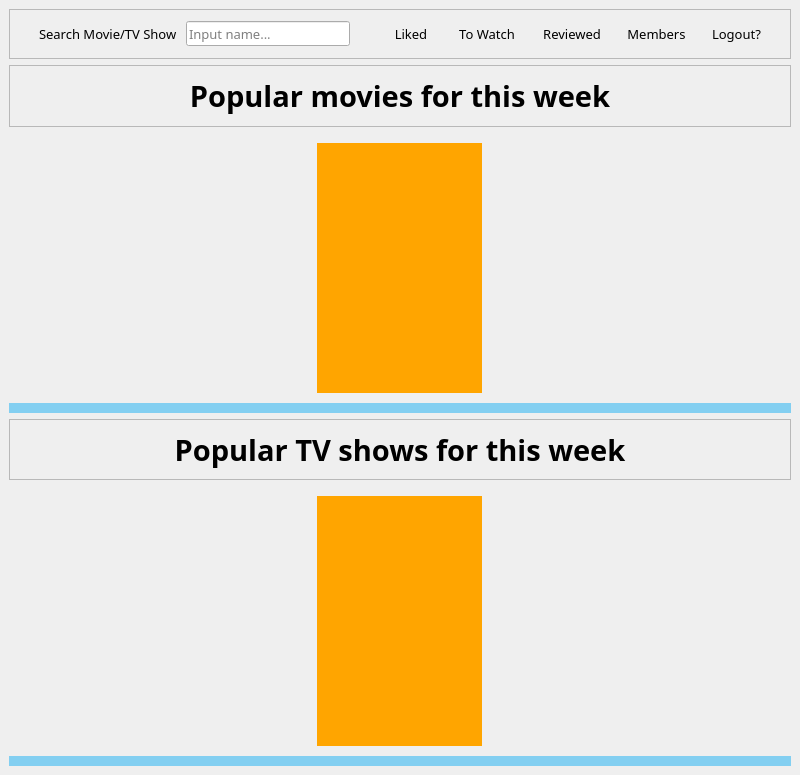
Above: ui/choose-titles-page.ui from xbryan25/movie-tvshow-review-app before the change. Below: the same form after it.
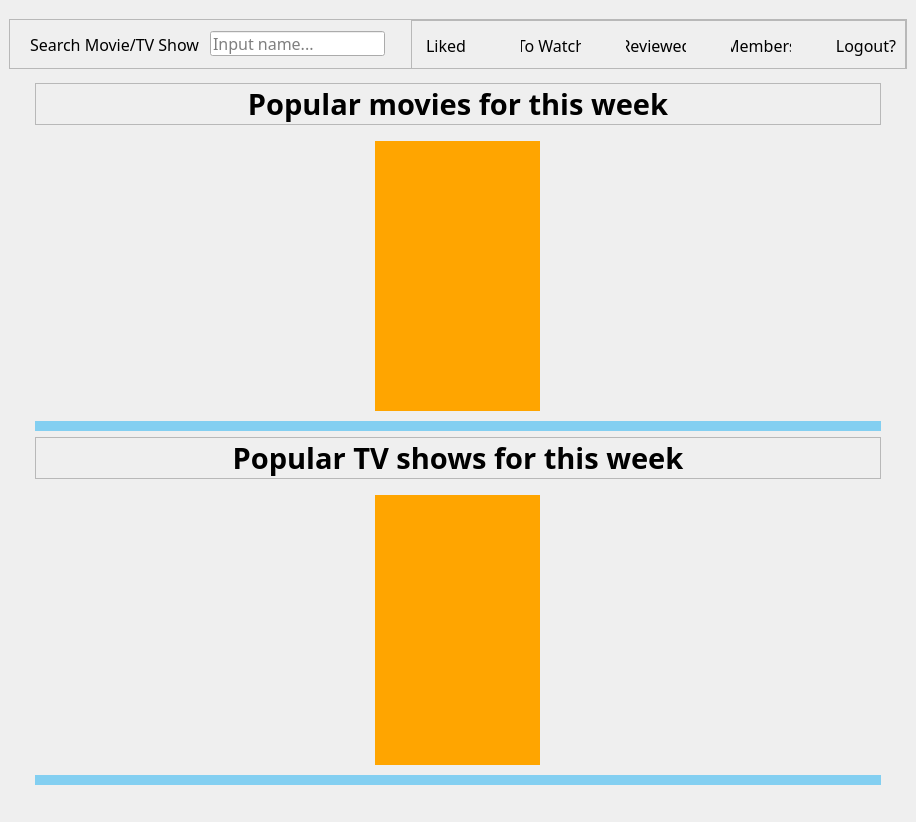
That is the form after the change.

Commit message: Made 'Choose a Movie or TV Show' window be able to go into full screen, set current working directory to 'main'

What changed in the file:
```diff
--- a/ui/choose-titles-page.ui
+++ b/ui/choose-titles-page.ui
@@ -6,28 +6,396 @@
    <rect>
     <x>0</x>
     <y>0</y>
-    <width>800</width>
-    <height>775</height>
+    <width>906</width>
+    <height>822</height>
    </rect>
   </property>
   <property name="minimumSize">
    <size>
-    <width>800</width>
-    <height>775</height>
+    <width>0</width>
+    <height>0</height>
    </size>
   </property>
   <property name="maximumSize">
    <size>
-    <width>800</width>
-    <height>769</height>
+    <width>16777215</width>
+    <height>16777215</height>
    </size>
   </property>
   <property name="windowTitle">
    <string>Choose a Movie or a TV Show</string>
   </property>
   <widget class="QWidget" name="centralwidget">
-   <layout class="QVBoxLayout" name="verticalLayout">
+   <layout class="QGridLayout" name="gridLayout_3">
+    <item row="4" column="1">
+     <widget class="QScrollArea" name="popular_movies_scroll_area">
+      <property name="minimumSize">
+       <size>
+        <width>0</width>
+        <height>300</height>
+       </size>
+      </property>
+      <property name="maximumSize">
+       <size>
+        <width>16777215</width>
+        <height>300</height>
+       </size>
+      </property>
+      <property name="styleSheet">
+       <string notr="true">
+QScrollBar:horizontal{
+	border: none;
+	background-color: rgb(43, 56, 138);
+	height: 10px;
+	margin: 0 0 0 0;
+	border-radius: 5px;
+}
+
+
+QScrollBar::handle:horizontal{
+	background-color: rgb(131, 207, 241);
+	min-width: 30px;
+	border-radius: 7px;
+}
+
+
+QScrollBar::handle:horizontal:hover{
+	background-color: rgb(131, 180, 210);
+}
+
+QScrollBar::handle:horizontal:pressed{
+	background-color: rgb(120, 170, 190);
+}
+
+
+</string>
+      </property>
+      <property name="frameShape">
+       <enum>QFrame::NoFrame</enum>
+      </property>
+      <property name="lineWidth">
+       <number>1</number>
+      </property>
+      <property name="verticalScrollBarPolicy">
+       <enum>Qt::ScrollBarAlwaysOff</enum>
+      </property>
+      <property name="horizontalScrollBarPolicy">
+       <enum>Qt::ScrollBarAlwaysOn</enum>
+      </property>
+      <property name="widgetResizable">
+       <bool>true</bool>
+      </property>
+      <property name="alignment">
+       <set>Qt::AlignCenter</set>
+      </property>
+      <widget class="QWidget" name="popular_movies_scroll_area_contents">
+       <property name="geometry">
+        <rect>
+         <x>0</x>
+         <y>0</y>
+         <width>836</width>
+         <height>290</height>
+        </rect>
+       </property>
+       <layout class="QGridLayout" name="gridLayout">
+        <property name="topMargin">
+         <number>0</number>
+        </property>
+        <property name="bottomMargin">
+         <number>0</number>
+        </property>
+        <item row="0" column="0">
+         <widget class="QLabel" name="temp_movie_poster">
+          <property name="minimumSize">
+           <size>
+            <width>165</width>
+            <height>250</height>
+           </size>
+          </property>
+          <property name="maximumSize">
+           <size>
+            <width>165</width>
+            <height>270</height>
+           </size>
+          </property>
+          <property name="cursor">
+           <cursorShape>PointingHandCursor</cursorShape>
+          </property>
+          <property name="styleSheet">
+           <string notr="true">QLabel{
+background-color: orange;
+border-style: outset;
+}
+
+QLabel:hover{
+border: 4px solid blue;
+border-radius: 1px;
+}
+
+</string>
+          </property>
+          <property name="text">
+           <string/>
+          </property>
+          <property name="alignment">
+           <set>Qt::AlignCenter</set>
+          </property>
+         </widget>
+        </item>
+       </layout>
+      </widget>
+     </widget>
+    </item>
+    <item row="6" column="1">
+     <widget class="QScrollArea" name="popular_tv_shows_scroll_area">
+      <property name="minimumSize">
+       <size>
+        <width>0</width>
+        <height>300</height>
+       </size>
+      </property>
+      <property name="maximumSize">
+       <size>
+        <width>16777215</width>
+        <height>300</height>
+       </size>
+      </property>
+      <property name="styleSheet">
+       <string notr="true">
+QScrollBar:horizontal{
+	border: none;
+	background-color: rgb(43, 56, 138);
+	height: 10px;
+	margin: 0 0 0 0;
+	border-radius: 5px;
+}
+
+
+QScrollBar::handle:horizontal{
+	background-color: rgb(131, 207, 241);
+	min-width: 30px;
+	border-radius: 7px;
+}
+
+
+QScrollBar::handle:horizontal:hover{
+	background-color: rgb(131, 180, 210);
+}
+
+QScrollBar::handle:horizontal:pressed{
+	background-color: rgb(120, 170, 190);
+}
+</string>
+      </property>
+      <property name="frameShape">
+       <enum>QFrame::NoFrame</enum>
+      </property>
+      <property name="lineWidth">
+       <number>1</number>
+      </property>
+      <property name="horizontalScrollBarPolicy">
+       <enum>Qt::ScrollBarAlwaysOn</enum>
+      </property>
+      <property name="widgetResizable">
+       <bool>true</bool>
+      </property>
+      <widget class="QWidget" name="popular_tv_shows_scroll_area_contents">
+       <property name="geometry">
+        <rect>
+         <x>0</x>
+         <y>0</y>
+         <width>836</width>
+         <height>290</height>
+        </rect>
+       </property>
+       <layout class="QGridLayout" name="gridLayout_2">
+        <item row="0" column="0">
+         <widget class="QLabel" name="temp_tv_show_poster">
+          <property name="minimumSize">
+           <size>
+            <width>165</width>
+            <height>270</height>
+           </size>
+          </property>
+          <property name="maximumSize">
+           <size>
+            <width>165</width>
+            <height>270</height>
+           </size>
+          </property>
+          <property name="cursor">
+           <cursorShape>PointingHandCursor</cursorShape>
+          </property>
+          <property name="styleSheet">
+           <string notr="true">QLabel{
+background-color: orange;
+border-style: outset;
+}
+
+QLabel:hover{
+border: 4px solid blue;
+border-radius: 1px;
+}
+
+</string>
+          </property>
+          <property name="text">
+           <string/>
+          </property>
+          <property name="alignment">
+           <set>Qt::AlignCenter</set>
+          </property>
+         </widget>
+        </item>
+       </layout>
+      </widget>
+     </widget>
+    </item>
+    <item row="5" column="1">
+     <widget class="QFrame" name="popular_tv_show_week_frame">
+      <property name="maximumSize">
+       <size>
+        <width>16777215</width>
+        <height>75</height>
+       </size>
+      </property>
+      <property name="frameShape">
+       <enum>QFrame::StyledPanel</enum>
+      </property>
+      <property name="frameShadow">
+       <enum>QFrame::Raised</enum>
+      </property>
+      <layout class="QHBoxLayout" name="horizontalLayout_2">
+       <property name="topMargin">
+        <number>0</number>
+       </property>
+       <property name="bottomMargin">
+        <number>0</number>
+       </property>
     <item>
+        <widget class="QLabel" name="popular_tv_show_week_label">
+         <property name="maximumSize">
+          <size>
+           <width>16777215</width>
+           <height>70</height>
+          </size>
+         </property>
+         <property name="font">
+          <font>
+           <family>Oswald SemiBold</family>
+           <pointsize>22</pointsize>
+           <weight>75</weight>
+           <bold>true</bold>
+          </font>
+         </property>
+         <property name="text">
+          <string>Popular TV shows for this week</string>
+         </property>
+         <property name="alignment">
+          <set>Qt::AlignCenter</set>
+         </property>
+        </widget>
+       </item>
+      </layout>
+     </widget>
+    </item>
+    <item row="3" column="1">
+     <widget class="QFrame" name="popular_movie_week_frame">
+      <property name="maximumSize">
+       <size>
+        <width>16777215</width>
+        <height>75</height>
+       </size>
+      </property>
+      <property name="frameShape">
+       <enum>QFrame::StyledPanel</enum>
+      </property>
+      <property name="frameShadow">
+       <enum>QFrame::Raised</enum>
+      </property>
+      <layout class="QHBoxLayout" name="horizontalLayout">
+       <property name="topMargin">
+        <number>0</number>
+       </property>
+       <property name="bottomMargin">
+        <number>0</number>
+       </property>
+       <item>
+        <widget class="QLabel" name="popular_movie_week_label">
+         <property name="maximumSize">
+          <size>
+           <width>16777215</width>
+           <height>50</height>
+          </size>
+         </property>
+         <property name="font">
+          <font>
+           <family>Oswald SemiBold</family>
+           <pointsize>22</pointsize>
+           <weight>75</weight>
+           <bold>true</bold>
+          </font>
+         </property>
+         <property name="text">
+          <string>Popular movies for this week</string>
+         </property>
+         <property name="alignment">
+          <set>Qt::AlignCenter</set>
+         </property>
+        </widget>
+       </item>
+      </layout>
+     </widget>
+    </item>
+    <item row="2" column="1">
+     <spacer name="verticalSpacer">
+      <property name="orientation">
+       <enum>Qt::Vertical</enum>
+      </property>
+      <property name="sizeType">
+       <enum>QSizePolicy::Maximum</enum>
+      </property>
+      <property name="sizeHint" stdset="0">
+       <size>
+        <width>20</width>
+        <height>20</height>
+       </size>
+      </property>
+     </spacer>
+    </item>
+    <item row="7" column="1">
+     <spacer name="verticalSpacer_3">
+      <property name="orientation">
+       <enum>Qt::Vertical</enum>
+      </property>
+      <property name="sizeType">
+       <enum>QSizePolicy::Maximum</enum>
+      </property>
+      <property name="sizeHint" stdset="0">
+       <size>
+        <width>20</width>
+        <height>40</height>
+       </size>
+      </property>
+     </spacer>
+    </item>
+    <item row="0" column="1">
+     <spacer name="verticalSpacer_2">
+      <property name="orientation">
+       <enum>Qt::Vertical</enum>
+      </property>
+      <property name="sizeType">
+       <enum>QSizePolicy::Fixed</enum>
+      </property>
+      <property name="sizeHint" stdset="0">
+       <size>
+        <width>20</width>
+        <height>10</height>
+       </size>
+      </property>
+     </spacer>
+    </item>
+    <item row="1" column="0" colspan="3">
      <widget class="QFrame" name="header_frame">
       <property name="maximumSize">
        <size>
@@ -42,6 +410,18 @@
        <enum>QFrame::Raised</enum>
       </property>
       <layout class="QHBoxLayout" name="horizontalLayout_3">
+       <property name="leftMargin">
+        <number>0</number>
+       </property>
+       <property name="topMargin">
+        <number>0</number>
+       </property>
+       <property name="rightMargin">
+        <number>0</number>
+       </property>
+       <property name="bottomMargin">
+        <number>0</number>
+       </property>
        <item>
         <spacer name="h_spacer_1">
          <property name="orientation">
@@ -63,7 +443,7 @@
          <property name="font">
           <font>
            <family>Oswald</family>
-           <pointsize>10</pointsize>
+           <pointsize>12</pointsize>
           </font>
          </property>
          <property name="text">
@@ -75,20 +455,20 @@
         <widget class="QLineEdit" name="search_title_line_edit">
          <property name="minimumSize">
           <size>
-           <width>0</width>
+           <width>175</width>
            <height>25</height>
           </size>
          </property>
          <property name="maximumSize">
           <size>
-           <width>16777215</width>
+           <width>175</width>
            <height>25</height>
           </size>
          </property>
          <property name="font">
           <font>
            <family>Oswald</family>
-           <pointsize>10</pointsize>
+           <pointsize>12</pointsize>
           </font>
          </property>
          <property name="text">
@@ -105,7 +485,7 @@
           <enum>Qt::Horizontal</enum>
          </property>
          <property name="sizeType">
-          <enum>QSizePolicy::Minimum</enum>
+          <enum>QSizePolicy::Expanding</enum>
          </property>
          <property name="sizeHint" stdset="0">
           <size>
@@ -115,24 +495,73 @@
          </property>
         </spacer>
        </item>
+       <item>
+        <spacer name="horizontalSpacer_2">
+         <property name="orientation">
+          <enum>Qt::Horizontal</enum>
+         </property>
+         <property name="sizeType">
+          <enum>QSizePolicy::Fixed</enum>
+         </property>
+         <property name="sizeHint" stdset="0">
+          <size>
+           <width>20</width>
+           <height>20</height>
+          </size>
+         </property>
+        </spacer>
+       </item>
+       <item>
+        <widget class="QFrame" name="frame">
+         <property name="minimumSize">
+          <size>
+           <width>495</width>
+           <height>50</height>
+          </size>
+         </property>
+         <property name="maximumSize">
+          <size>
+           <width>16777215</width>
+           <height>50</height>
+          </size>
+         </property>
+         <property name="frameShape">
+          <enum>QFrame::StyledPanel</enum>
+         </property>
+         <property name="frameShadow">
+          <enum>QFrame::Raised</enum>
+         </property>
+         <layout class="QHBoxLayout" name="horizontalLayout_4">
+          <property name="leftMargin">
+           <number>0</number>
+          </property>
+          <property name="topMargin">
+           <number>0</number>
+          </property>
+          <property name="rightMargin">
+           <number>0</number>
+          </property>
+          <property name="bottomMargin">
+           <number>0</number>
+          </property>
        <item>
         <widget class="QPushButton" name="liked_button">
          <property name="minimumSize">
           <size>
-           <width>40</width>
+              <width>60</width>
            <height>0</height>
           </size>
          </property>
          <property name="maximumSize">
           <size>
-           <width>40</width>
+              <width>60</width>
            <height>30</height>
           </size>
          </property>
          <property name="font">
           <font>
            <family>Oswald</family>
-           <pointsize>10</pointsize>
+              <pointsize>12</pointsize>
           </font>
          </property>
          <property name="cursor">
@@ -160,7 +589,7 @@
          </property>
          <property name="sizeHint" stdset="0">
           <size>
-           <width>20</width>
+              <width>35</width>
            <height>20</height>
           </size>
          </property>
@@ -183,7 +612,7 @@
          <property name="font">
           <font>
            <family>Oswald</family>
-           <pointsize>10</pointsize>
+              <pointsize>12</pointsize>
           </font>
          </property>
          <property name="cursor">
@@ -211,7 +640,7 @@
          </property>
          <property name="sizeHint" stdset="0">
           <size>
-           <width>20</width>
+              <width>35</width>
            <height>20</height>
           </size>
          </property>
@@ -221,14 +650,20 @@
         <widget class="QPushButton" name="reviewed_button">
          <property name="minimumSize">
           <size>
-           <width>0</width>
+              <width>60</width>
            <height>30</height>
           </size>
          </property>
+            <property name="maximumSize">
+             <size>
+              <width>60</width>
+              <height>16777215</height>
+             </size>
+            </property>
          <property name="font">
           <font>
            <family>Oswald</family>
-           <pointsize>10</pointsize>
+              <pointsize>12</pointsize>
           </font>
          </property>
          <property name="cursor">
@@ -259,7 +694,7 @@
          </property>
          <property name="sizeHint" stdset="0">
           <size>
-           <width>20</width>
+              <width>35</width>
            <height>20</height>
           </size>
          </property>
@@ -269,14 +704,20 @@
         <widget class="QPushButton" name="members_button">
          <property name="minimumSize">
           <size>
-           <width>0</width>
+              <width>60</width>
            <height>30</height>
           </size>
          </property>
+            <property name="maximumSize">
+             <size>
+              <width>60</width>
+              <height>16777215</height>
+             </size>
+            </property>
          <property name="font">
           <font>
            <family>Oswald</family>
-           <pointsize>10</pointsize>
+              <pointsize>12</pointsize>
           </font>
          </property>
          <property name="cursor">
@@ -304,7 +745,7 @@
          </property>
          <property name="sizeHint" stdset="0">
           <size>
-           <width>20</width>
+              <width>35</width>
            <height>20</height>
           </size>
          </property>
@@ -314,14 +755,20 @@
         <widget class="QPushButton" name="logout_button">
          <property name="minimumSize">
           <size>
-           <width>0</width>
+              <width>60</width>
            <height>30</height>
           </size>
          </property>
+            <property name="maximumSize">
+             <size>
+              <width>60</width>
+              <height>16777215</height>
+             </size>
+            </property>
          <property name="font">
           <font>
            <family>Oswald</family>
-           <pointsize>10</pointsize>
+              <pointsize>12</pointsize>
           </font>
          </property>
          <property name="cursor">
@@ -339,13 +786,16 @@
          </property>
         </widget>
        </item>
+         </layout>
+        </widget>
+       </item>
        <item>
         <spacer name="h_spacer_7">
          <property name="orientation">
           <enum>Qt::Horizontal</enum>
          </property>
          <property name="sizeType">
-          <enum>QSizePolicy::Fixed</enum>
+          <enum>QSizePolicy::Maximum</enum>
          </property>
          <property name="sizeHint" stdset="0">
           <size>
@@ -358,314 +808,37 @@
       </layout>
      </widget>
     </item>
-    <item>
-     <widget class="QFrame" name="popular_movie_week_frame">
-      <property name="maximumSize">
-       <size>
-        <width>16777215</width>
-        <height>75</height>
-       </size>
+    <item row="3" column="0" rowspan="4">
+     <spacer name="horizontalSpacer_3">
+      <property name="orientation">
+       <enum>Qt::Horizontal</enum>
       </property>
-      <property name="frameShape">
-       <enum>QFrame::StyledPanel</enum>
+      <property name="sizeType">
+       <enum>QSizePolicy::Fixed</enum>
       </property>
-      <property name="frameShadow">
-       <enum>QFrame::Raised</enum>
-      </property>
-      <layout class="QHBoxLayout" name="horizontalLayout">
-       <property name="topMargin">
-        <number>0</number>
-       </property>
-       <property name="bottomMargin">
-        <number>0</number>
-       </property>
-       <item>
-        <widget class="QLabel" name="popular_movie_week_label">
-         <property name="maximumSize">
+      <property name="sizeHint" stdset="0">
           <size>
-           <width>16777215</width>
-           <height>50</height>
-          </size>
-         </property>
-         <property name="font">
-          <font>
-           <family>Oswald SemiBold</family>
-           <pointsize>22</pointsize>
-           <weight>75</weight>
-           <bold>true</bold>
-          </font>
-         </property>
-         <property name="text">
-          <string>Popular movies for this week</string>
-         </property>
-         <property name="alignment">
-          <set>Qt::AlignCenter</set>
-         </property>
-        </widget>
-       </item>
-      </layout>
-     </widget>
-    </item>
-    <item>
-     <widget class="QScrollArea" name="popular_movies_scroll_area">
-      <property name="minimumSize">
-       <size>
-        <width>0</width>
-        <height>280</height>
-       </size>
+        <width>20</width>
+        <height>20</height>
+       </size>
+      </property>
+     </spacer>
+    </item>
+    <item row="3" column="2" rowspan="4">
+     <spacer name="horizontalSpacer_4">
+      <property name="orientation">
+       <enum>Qt::Horizontal</enum>
       </property>
-      <property name="maximumSize">
-       <size>
-        <width>880</width>
-        <height>280</height>
-       </size>
+      <property name="sizeType">
+       <enum>QSizePolicy::Fixed</enum>
       </property>
-      <property name="styleSheet">
-       <string notr="true">
-QScrollBar:horizontal{
-	border: none;
-	background-color: rgb(43, 56, 138);
-	height: 10px;
-	margin: 0 0 0 0;
-	border-radius: 5px;
-}
-
-
-QScrollBar::handle:horizontal{
-	background-color: rgb(131, 207, 241);
-	min-width: 30px;
-	border-radius: 7px;
-}
-
-
-QScrollBar::handle:horizontal:hover{
-	background-color: rgb(131, 180, 210);
-}
-
-QScrollBar::handle:horizontal:pressed{
-	background-color: rgb(120, 170, 190);
-}
-</string>
-      </property>
-      <property name="frameShape">
-       <enum>QFrame::NoFrame</enum>
-      </property>
-      <property name="lineWidth">
-       <number>1</number>
-      </property>
-      <property name="verticalScrollBarPolicy">
-       <enum>Qt::ScrollBarAlwaysOff</enum>
-      </property>
-      <property name="horizontalScrollBarPolicy">
-       <enum>Qt::ScrollBarAlwaysOn</enum>
-      </property>
-      <property name="widgetResizable">
-       <bool>true</bool>
-      </property>
-      <widget class="QWidget" name="popular_movies_scroll_area_contents">
-       <property name="geometry">
-        <rect>
-         <x>0</x>
-         <y>0</y>
-         <width>782</width>
-         <height>270</height>
-        </rect>
-       </property>
-       <layout class="QGridLayout" name="gridLayout">
-        <item row="0" column="0">
-         <widget class="QLabel" name="temp_movie_poster">
-          <property name="minimumSize">
+      <property name="sizeHint" stdset="0">
            <size>
-            <width>165</width>
-            <height>250</height>
-           </size>
-          </property>
-          <property name="maximumSize">
-           <size>
-            <width>165</width>
-            <height>250</height>
-           </size>
-          </property>
-          <property name="cursor">
-           <cursorShape>PointingHandCursor</cursorShape>
-          </property>
-          <property name="styleSheet">
-           <string notr="true">QLabel{
-background-color: orange;
-border-style: outset;
-}
-
-QLabel:hover{
-border: 4px solid blue;
-border-radius: 1px;
-}
-
-</string>
-          </property>
-          <property name="text">
-           <string/>
-          </property>
-          <property name="alignment">
-           <set>Qt::AlignCenter</set>
-          </property>
-         </widget>
-        </item>
-       </layout>
-      </widget>
-     </widget>
-    </item>
-    <item>
-     <widget class="QFrame" name="popular_tv_show_week_frame">
-      <property name="maximumSize">
-       <size>
-        <width>16777215</width>
-        <height>75</height>
-       </size>
-      </property>
-      <property name="frameShape">
-       <enum>QFrame::StyledPanel</enum>
-      </property>
-      <property name="frameShadow">
-       <enum>QFrame::Raised</enum>
-      </property>
-      <layout class="QHBoxLayout" name="horizontalLayout_2">
-       <property name="topMargin">
-        <number>0</number>
-       </property>
-       <property name="bottomMargin">
-        <number>0</number>
-       </property>
-       <item>
-        <widget class="QLabel" name="popular_tv_show_week_label">
-         <property name="maximumSize">
-          <size>
-           <width>16777215</width>
-           <height>70</height>
-          </size>
-         </property>
-         <property name="font">
-          <font>
-           <family>Oswald SemiBold</family>
-           <pointsize>22</pointsize>
-           <weight>75</weight>
-           <bold>true</bold>
-          </font>
-         </property>
-         <property name="text">
-          <string>Popular TV shows for this week</string>
-         </property>
-         <property name="alignment">
-          <set>Qt::AlignCenter</set>
-         </property>
-        </widget>
-       </item>
-      </layout>
-     </widget>
-    </item>
-    <item>
-     <widget class="QScrollArea" name="popular_tv_shows_scroll_area">
-      <property name="minimumSize">
-       <size>
-        <width>0</width>
-        <height>280</height>
-       </size>
-      </property>
-      <property name="maximumSize">
-       <size>
-        <width>880</width>
-        <height>280</height>
-       </size>
-      </property>
-      <property name="styleSheet">
-       <string notr="true">
-QScrollBar:horizontal{
-	border: none;
-	background-color: rgb(43, 56, 138);
-	height: 10px;
-	margin: 0 0 0 0;
-	border-radius: 5px;
-}
-
-
-QScrollBar::handle:horizontal{
-	background-color: rgb(131, 207, 241);
-	min-width: 30px;
-	border-radius: 7px;
-}
-
-
-QScrollBar::handle:horizontal:hover{
-	background-color: rgb(131, 180, 210);
-}
-
-QScrollBar::handle:horizontal:pressed{
-	background-color: rgb(120, 170, 190);
-}
-</string>
-      </property>
-      <property name="frameShape">
-       <enum>QFrame::NoFrame</enum>
-      </property>
-      <property name="lineWidth">
-       <number>1</number>
-      </property>
-      <property name="horizontalScrollBarPolicy">
-       <enum>Qt::ScrollBarAlwaysOn</enum>
-      </property>
-      <property name="widgetResizable">
-       <bool>true</bool>
-      </property>
-      <widget class="QWidget" name="popular_tv_shows_scroll_area_contents">
-       <property name="geometry">
-        <rect>
-         <x>0</x>
-         <y>0</y>
-         <width>782</width>
-         <height>270</height>
-        </rect>
-       </property>
-       <layout class="QGridLayout" name="gridLayout_2">
-        <item row="0" column="0">
-         <widget class="QLabel" name="temp_tv_show_poster">
-          <property name="minimumSize">
-           <size>
-            <width>165</width>
-            <height>250</height>
-           </size>
-          </property>
-          <property name="maximumSize">
-           <size>
-            <width>165</width>
-            <height>250</height>
-           </size>
-          </property>
-          <property name="cursor">
-           <cursorShape>PointingHandCursor</cursorShape>
-          </property>
-          <property name="styleSheet">
-           <string notr="true">QLabel{
-background-color: orange;
-border-style: outset;
-}
-
-QLabel:hover{
-border: 4px solid blue;
-border-radius: 1px;
-}
-
-</string>
-          </property>
-          <property name="text">
-           <string/>
-          </property>
-          <property name="alignment">
-           <set>Qt::AlignCenter</set>
-          </property>
-         </widget>
-        </item>
-       </layout>
-      </widget>
-     </widget>
+        <width>20</width>
+        <height>20</height>
+       </size>
+      </property>
+     </spacer>
     </item>
    </layout>
   </widget>
```
Left out of the diff: 2 changed lines with no effect on the pictures. Lines whose indentation alone changed are shown as unchanged. The commit also changes 19 other files.
